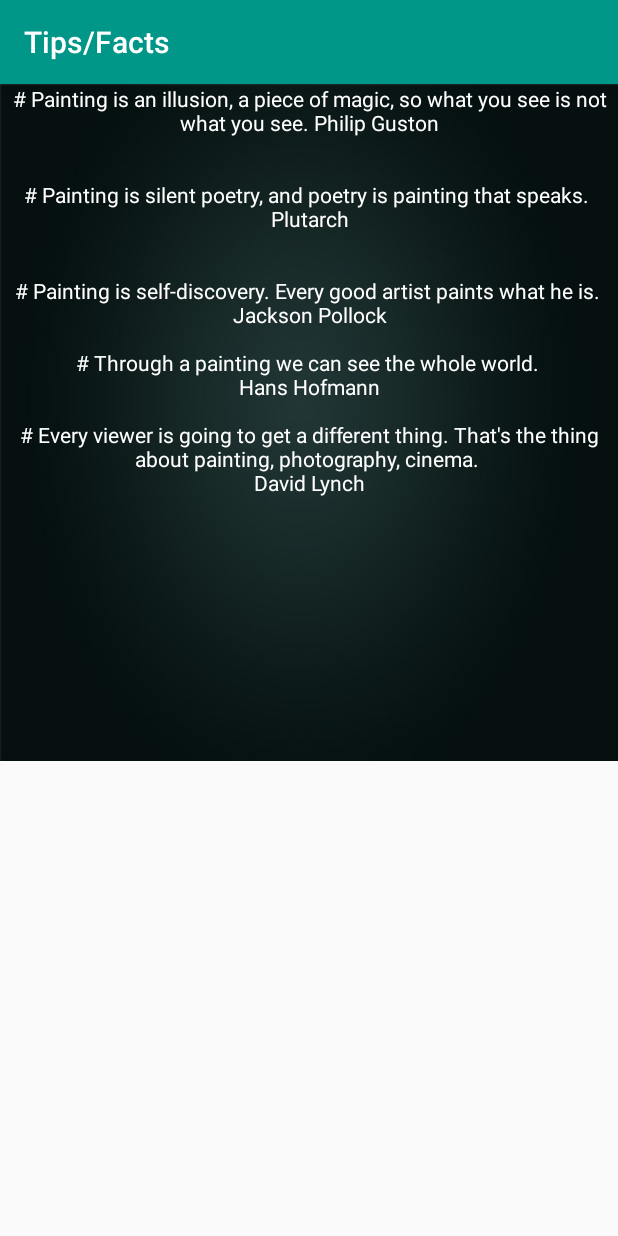
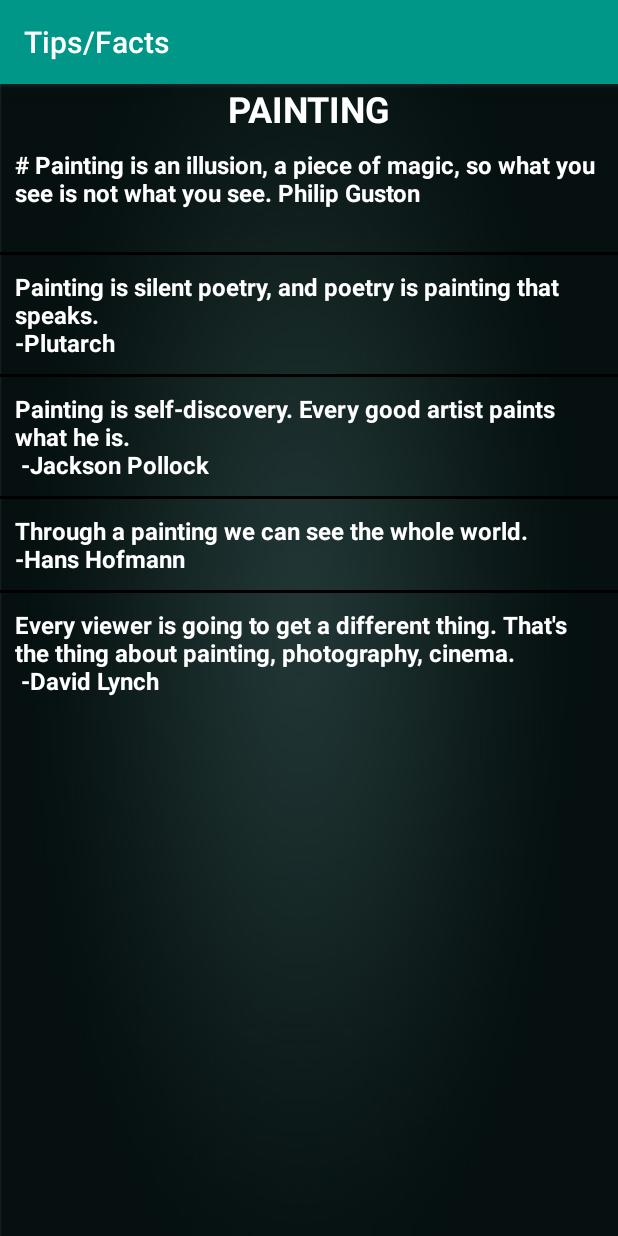
Before and after one commit to Ank26/hobbydApp, an Android app: the screen it shows after launch (DetailActivity), after a tap on "Painting", on a phone screen of 412 x 824 dp. Run offline under Robolectric (Android 15) with nearby library versions, the phone set to English and light mode, and no system bars.

Commit message:
add list view & if else stmnt

```diff
--- a/app/src/main/java/com/example/ankita/fav5/DetailActivity.java
+++ b/app/src/main/java/com/example/ankita/fav5/DetailActivity.java
@@ -2,6 +2,8 @@ package com.example.ankita.fav5;
 
 import android.os.Bundle;
 import android.support.v7.app.AppCompatActivity;
+import android.widget.ArrayAdapter;
+import android.widget.ListView;
 import android.widget.TextView;
 
 public class DetailActivity extends AppCompatActivity {
@@ -13,15 +15,25 @@ public class DetailActivity extends AppCompatActivity {
         super.onCreate(savedInstanceState);
         setContentView(R.layout.activity_detail);
         String hobbyName = getIntent().getStringExtra("view_name");
-        String hobbyDetails = MainActivity.hobbyDetailsMap.get(hobbyName);
+        String[] hobbyquotesArray;
+        if(MainActivity.hobbyDetailsMap.containsKey(hobbyName)) {
+            hobbyquotesArray = MainActivity.hobbyDetailsMap.get(hobbyName);
+        }
+        else{
+            hobbyquotesArray =new String[]{"Topic not found"};
+        }
+        ArrayAdapter adapter = new ArrayAdapter<>(this, R.layout.activity_listview, hobbyquotesArray);
 
-        displayDetails(hobbyDetails);
+
+        ListView listView = (ListView) findViewById(R.id.quotes_list);
+        listView.setAdapter(adapter);
+        displayTitle(hobbyName);
     }
 
 
-    private void displayDetails(String message) {
-        TextView detailTextView = (TextView) findViewById(R.id.detail_text_view);
-        detailTextView.setText(message);
+    private void displayTitle(String message) {
+        TextView titleTextView = (TextView) findViewById(R.id.title_textview);
+        titleTextView.setText(message);
     }
 
 }
--- a/app/src/main/java/com/example/ankita/fav5/MainActivity.java
+++ b/app/src/main/java/com/example/ankita/fav5/MainActivity.java
@@ -10,7 +10,7 @@ import java.util.HashMap;
 
 public class MainActivity extends AppCompatActivity {
 
-    static  HashMap<String, String> hobbyDetailsMap = new HashMap<>();
+    static  HashMap<String, String[]> hobbyDetailsMap = new HashMap<>();
     @Override
     protected void onCreate(Bundle savedInstanceState) {
         super.onCreate(savedInstanceState);
@@ -31,95 +31,39 @@ public class MainActivity extends AppCompatActivity {
 
     private HashMap loadHobbyDetailsMap(){
 
-        hobbyDetailsMap.put("Music","Music:\n" +
-                "# One good thing about music, when it hits you, you feel no pain.\n" +
-                "\n" +
-                "# Understand me or my music, its same.\n" +
-                "\n" +
-                "# Just close your eyes and hear that song…you know the one.\n" +
-                "\n" +
-                "# Saregama India Limited is an Indian Music company founded in the year 1946. Earlier the company was known as The Gramophone Company of India. Saregama is one of the best labels of this company.\n" +
-                "\n" +
-                "# A Grammy Award (originally called Gramophone Award), or Grammy, is an honor awarded by the National Academy of Recording Arts and Sciences (NARAS) of the United States to recognize outstanding achievement in the mainly English-language music industry. The annual presentation ceremony features performances by prominent artists, and the presentation of those awards that have a more popular interest. It shares recognition of the music industry as that of the other performance awards such as the Emmy Awards (television), the Tony Awards (stage performance), and the Academy Awards (motion pictures).\n" +
-                "\n" +
-                "\n" +
-                "# Pandit Ravi Shankar was one of the best known exponents of the Sitar as well as a composer of Hindustani Classical Music.\n" +
-                "He has won Three Grammy awards including a Lifetime Achievement Grammy!");
-        hobbyDetailsMap.put("Photography","Photography:\n" +
-                "# Taking an image, freezing a moment, reveals how rich reality truly is.\n" +
-                "— Anonymous\n" +
-                " \n" +
-                "\n" +
-                "# Photography is a way of feeling, of touching, of loving. What you have caught on film is captured forever… It remembers little things, long after you have forgotten everything.\n" +
-                "— Aaron Siskind\n" +
-                " \n" +
-                "\n" +
-                "# We are making photographs to understand what our lives mean to us.\n" +
-                "— Ralph Hattersley\n" +
-                "# Mix artificial and natural light for ideal city night shots\n");
-        hobbyDetailsMap.put("Painting","# Painting is an illusion, a piece of magic, so what you see is not what you see. Philip Guston\n" +
-                "\n" +
-                "\n" +
-                "# Painting is silent poetry, and poetry is painting that speaks. \n" +
-                "Plutarch\n" +
-                "\n" +
-                "\n" +
-                "# Painting is self-discovery. Every good artist paints what he is. \n" +
-                "Jackson Pollock\n" +
-                "\n" +
-                "# Through a painting we can see the whole world. \n" +
-                "Hans Hofmann\n" +
-                "\n" +
-                "# Every viewer is going to get a different thing. That's the thing about painting, photography, cinema. \n" +
-                "David Lynch\n");
-        hobbyDetailsMap.put("Travelling","Travel:\n" +
-                "# Life is short and we have never too much time for gladdening the hearts of those who are travelling the dark journey with us. Oh be swift to love, make haste to be kind. Henri Frederic Amiel\n" +
-                "\n" +
-                "\n" +
-                "# The trouble with travelling back later on is that you can never repeat the same experience. \n" +
-                "Michael Palin\n" +
-                "\n" +
-                "# The use of travelling is to regulate imagination by reality, and instead of thinking how things may be, to see them as they are. \n" +
-                "Samuel Johnson\n" +
-                "\n" +
-                "# The world is a book, and those who do not travel read only a page. \n" +
-                "Saint Augustine\n" +
-                "\n" +
-                "\n" +
-                "# A man travels the world over in search of what he needs and returns home to find it.\n" +
-                "George A. Moore");
-        hobbyDetailsMap.put("Tech","Tech:\n" +
-                "#  It's hard enough to find an error in your code when you're looking for it; it's even harder when you've assumed your code is error-free. \n" +
-                "Steve McConnell\n" +
-                "\n" +
-                "# If debugging is the process of removing software bugs, then programming must be the process of putting them in. \n" +
-                "Edsger Dijkstra\n" +
-                "\n" +
-                "#  Rules of Optimization:\n" +
-                "Rule 1: Don't do it.\n" +
-                "Rule 2 (for experts only): Don't do it yet.\n" +
-                "Michael A. Jackson\n" +
-                "\n" +
-                "#  Walking on water and developing software from a specification are easy if both are frozen. \n" +
-                "Edward V Berard\n" +
-                "\n" +
-                "# It's not at all important to get it right the first time. It's vitally important to get it right the last time. \n" +
-                "Andrew Hunt and David Thomas");
-        hobbyDetailsMap.put("Cooking","Cooking:\n" +
-                "# Store spices in a cool, dark place, not above your stove. Humidity, light and heat will cause herbs and spices to lose their flavor.\n" +
-                "Rick Tramonto\n" +
-                "\n" +
-                "# If you're cooking for someone important — whether it's your boss or a date — never try a new recipe and a new ingredient at the same time.\n" +
-                "Marcus Samuelsson\n" +
-                "\n" +
-                "# For rich, creamy dressings made healthy, substitute half the mayo with Greek-style yogurt.\n" +
-                "Ellie Krieger\n" +
-                "\n" +
-                "# If you find you need more oil in the pan when sautéing, add it in a stream along the edges of the pan so that by the time the oil reaches the ingredient being cooked, it will be heated.\n" +
-                "Anita Lo\n" +
-                "\n" +
-                "# For best results when you're baking, leave butter and eggs at room temperature overnight.\n" +
-                "Ina Garten");
+        hobbyDetailsMap.put("Music",new String[]{ "One good thing about music, when it hits you, you feel no pain." ," Understand me or my music, its same.",
+                "Just close your eyes and hear that song…you know the one.",
+                "Saregama India Limited is an Indian Music company founded in the year 1946. Earlier the company was known as The Gramophone Company of India. Saregama is one of the best labels of this company.\n",
+                "A Grammy Award (originally called Gramophone Award), or Grammy, is an honor awarded by the National Academy of Recording Arts and Sciences (NARAS) of the United States to recognize outstanding achievement in the mainly English-language music industry. The annual presentation ceremony features performances by prominent artists, and the presentation of those awards that have a more popular interest. It shares recognition of the music industry as that of the other performance awards such as the Emmy Awards (television), the Tony Awards (stage performance), and the Academy Awards (motion pictures).\n",
+                "Pandit Ravi Shankar was one of the best known exponents of the Sitar as well as a composer of Hindustani Classical Music. He has won Three Grammy awards including a Lifetime Achievement Grammy!"});
+        hobbyDetailsMap.put("Photography",new String[]{
+                "Taking an image, freezing a moment, reveals how rich reality truly is.\n— Anonymous\n",
+                "Photography is a way of feeling, of touching, of loving. What you have caught on film is captured forever… It remembers little things, long after you have forgotten everything.\n -Aaron Siskind",
+                "We are making photographs to understand what our lives mean to us.\n— Ralph Hattersley",
+                "Mix artificial and natural light for ideal city night shots"});
+        hobbyDetailsMap.put("Painting",new String[]{"# Painting is an illusion, a piece of magic, so what you see is not what you see. Philip Guston\n",
+                "Painting is silent poetry, and poetry is painting that speaks.\n-Plutarch",
+                "Painting is self-discovery. Every good artist paints what he is.\n -Jackson Pollock",
+                "Through a painting we can see the whole world. \n-Hans Hofmann",
+                "Every viewer is going to get a different thing. That's the thing about painting, photography, cinema.\n -David Lynch"});
+        hobbyDetailsMap.put("Travelling",new String[]{
+                "Life is short and we have never too much time for gladdening the hearts of those who are travelling the dark journey with us. Oh be swift to love, make haste to be kind. Henri Frederic Amiel\n",
+                "The trouble with travelling back later on is that you can never repeat the same experience. \n-Michael Palin",
+                "The use of travelling is to regulate imagination by reality, and instead of thinking how things may be, to see them as they are. \n-Samuel Johnson\n",
+                "The world is a book, and those who do not travel read only a page. \n-Saint Augustine",
+                "A man travels the world over in search of what he needs and returns home to find it.\n -George A. Moore"});
+        hobbyDetailsMap.put("Tech",new String[]{
+                "It's hard enough to find an error in your code when you're looking for it; it's even harder when you've assumed your code is error-free. \n-Steve McConnell",
+                "If debugging is the process of removing software bugs, then programming must be the process of putting them in. \n - Edsger Dijkstra\n",
+                "Rules of Optimization:\nRule 1: Don't do it.\nRule 2 (for experts only): Don't do it yet.\n -Michael A. Jackson\n",
+                "Walking on water and developing software from a specification are easy if both are frozen. \n-Edward V Berard\n",
+                "It's not at all important to get it right the first time. It's vitally important to get it right the last time. \n-Andrew Hunt and David Thomas"});
+        hobbyDetailsMap.put("Cooking",new String[]{
+                "Store spices in a cool, dark place, not above your stove. Humidity, light and heat will cause herbs and spices to lose their flavor.\n-Rick Tramonto\n",
+                "If you're cooking for someone important — whether it's your boss or a date — never try a new recipe and a new ingredient at the same time.\n-Marcus Samuelsson\n",
+                "For rich, creamy dressings made healthy, substitute half the mayo with Greek-style yogurt.\n-Ellie Krieger",
+                "If you find you need more oil in the pan when sautéing, add it in a stream along the edges of the pan so that by the time the oil reaches the ingredient being cooked, it will be heated.\n-Anita Lo",
+                "For best results when you're baking, leave butter and eggs at room temperature overnight.\n-Ina Garten"});
         return hobbyDetailsMap;
 
     }
--- a/app/src/main/res/layout/activity_detail.xml
+++ b/app/src/main/res/layout/activity_detail.xml
@@ -1,24 +1,27 @@
 <?xml version="1.0" encoding="utf-8"?>
-<RelativeLayout xmlns:android="http://schemas.android.com/apk/res/android"
+<LinearLayout xmlns:android="http://schemas.android.com/apk/res/android"
     xmlns:tools="http://schemas.android.com/tools"
     android:layout_width="match_parent"
     android:layout_height="match_parent"
+    android:background="@drawable/green"
+    android:orientation="vertical"
     tools:context=".DetailActivity">
-
-    <ScrollView
-        android:layout_width="match_parent"
-        android:layout_height="match_parent">
-
         <TextView
-            android:id="@+id/detail_text_view"
-        android:layout_width="wrap_content"
-        android:layout_height="match_parent"
-        android:text=""
-            android:textColor="#ffffff"
+            android:id="@+id/title_textview"
+            android:layout_width="match_parent"
+            android:layout_height="wrap_content"
+            android:text=""
             android:textAlignment="center"
-            android:background="@drawable/green"
-            />
-    </ScrollView>
+            android:textAllCaps="true"
+            style="@style/textStyle"
+            android:textSize="24sp"/>
+        <ListView
+            android:id="@+id/quotes_list"
+            android:layout_width="match_parent"
+            android:layout_height="wrap_content"
+            android:divider="#000000"
+            android:dividerHeight="2dp"    >
+        </ListView>
 
 
-</RelativeLayout>
+</LinearLayout>
--- /dev/null
+++ b/app/src/main/res/layout/activity_listview.xml
@@ -0,0 +1,12 @@
+<?xml version="1.0" encoding="utf-8"?>
+<!--  Single List Item Design -->
+
+<TextView xmlns:android="http://schemas.android.com/apk/res/android"
+    android:id="@+id/single_textview"
+    android:layout_width="fill_parent"
+    android:layout_height="fill_parent"
+    android:padding="10dp"
+    android:textSize="16sp"
+    android:textStyle="bold"
+    android:textColor="#ffffff">
+</TextView>
```
